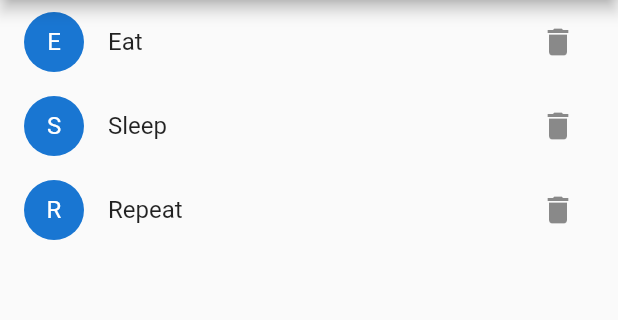
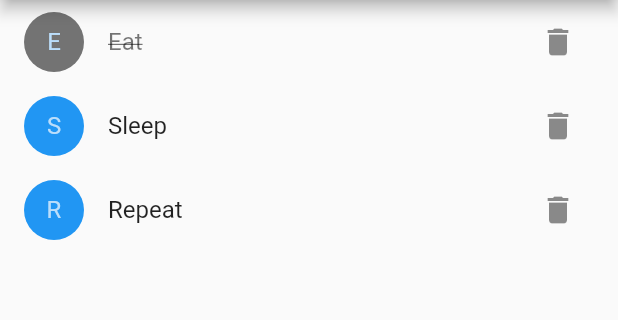
Before and after one commit to saurabhmittal16/todo-flutter, a Flutter app: the screen it shows after launch, on a phone screen of 412 x 824 dp, the part 84-404 px from its top. Run offline on Flutter 3.47's test engine with Material 2 defaults, Android fonts, the phone set to English and light mode, and no system bars.

Commit message:
refactor code

```diff
--- a/lib/main.dart
+++ b/lib/main.dart
@@ -31,9 +31,9 @@ class MyApp extends StatelessWidget {
                     )
                 ],
             ),
-            body: Home(
+            body: ToDoList(
                 todos: <ToDo>[
-                    ToDo(title: 'Eat', done: false),
+                    ToDo(title: 'Eat', done: true),
                     ToDo(title: 'Sleep', done: false),
                     ToDo(title: 'Repeat', done: false),
                 ],
@@ -42,17 +42,17 @@ class MyApp extends StatelessWidget {
     }
 }
 
-class Home extends StatefulWidget {
-    Home({this.todos});
+class ToDoList extends StatefulWidget {
+    ToDoList({this.todos});
     final todos;
 
     @override
-    _HomeState createState() => _HomeState(todos);
+    _ToDoListState createState() => _ToDoListState(todos);
 }
 
-class _HomeState extends State<Home> {
+class _ToDoListState extends State<ToDoList> {
     List<ToDo> todos;
-    _HomeState(this.todos);
+    _ToDoListState(this.todos);
 
     void addToDo(String text) {
         setState(() {
@@ -68,20 +68,53 @@ class _HomeState extends State<Home> {
         });
     }
 
+    void setToDoStatus(int i) {
+        setState(() {
+          todos[i] = ToDo(
+            title: todos[i].title,
+            done: !todos[i].done
+          );
+        });
+    }
+
+    Widget buildbody(BuildContext context, int index) {
+        return ToDoListItem(index: index, todo: todos[index],);
+    }
+
     @override
     Widget build(BuildContext context) {
-        return ToDoList(todos: this.todos,);
+        return ListView.builder(
+            itemCount: todos.length,
+            itemBuilder: (BuildContext context, int index) => buildbody(context, index)
+        );
     }
 }
 
-class ToDoList extends StatelessWidget {
-    final List<ToDo> todos;
+class ToDoListItem extends StatelessWidget {
+    final ToDo todo;
+    final int index;
+    ToDoListItem({this.todo, this.index});
 
-    ToDoList({@required this.todos,});
+    TextStyle _getTextStyle(BuildContext context) {
+        if (!todo.done) return null;
 
-    Widget buildbody(BuildContext context, int index) {
+        return TextStyle(
+            color: Colors.black54,
+            decoration: TextDecoration.lineThrough,
+        );
+    }
+
+    Color _getColor(BuildContext context) {
+        return todo.done ? Colors.black54 : Theme.of(context).primaryColor;
+    }
+
+    @override
+    Widget build(BuildContext context) {
         return ListTile(
-            leading: CircleAvatar(child: Text(todos[index].title[0]),),
+            leading: CircleAvatar(
+                child: Text(todo.title[0]),
+                backgroundColor: _getColor(context),
+            ),
             title: Row(
                 key: Key('$index'),
                 children: <Widget>[
@@ -90,7 +123,10 @@ class ToDoList extends StatelessWidget {
                             onTap: () {
                                 print('Set $index');
                             },
-                            child: Text(todos[index].title),
+                            child: Text(
+                                todo.title,
+                                style:  _getTextStyle(context)
+                            ),
                         )
                     ),
                     IconButton(
@@ -103,12 +139,4 @@ class ToDoList extends StatelessWidget {
             )
         );
     }
-
-    @override
-    Widget build(BuildContext context) {
-        return ListView.builder(
-            itemCount: todos.length,
-            itemBuilder: (BuildContext context, int index) => buildbody(context, index)
-        );
-    }
 }
```
